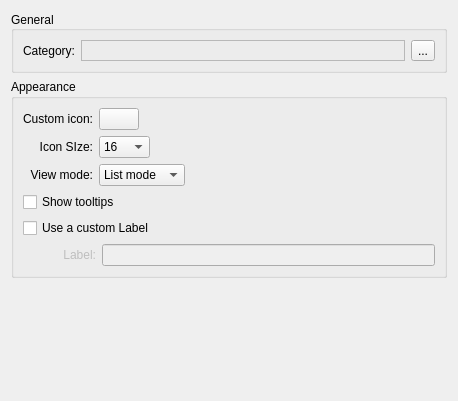
First picture: the form in quickstarter/quickstarterConfig.ui, repository lucianolev/quicksomething, before the edit.
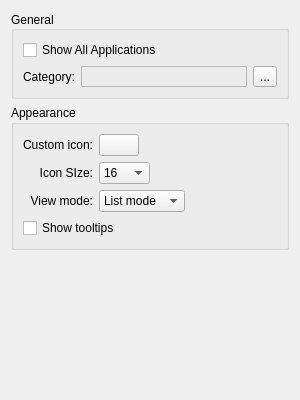
Second picture: the form after the edit. Custom widgets are drawn as their Qt base class.

Commit message: "Show All Applications" option and some work on tooltips, but doesn't work yet.

What changed in the file:
```diff
--- a/quickstarter/quickstarterConfig.ui
+++ b/quickstarter/quickstarterConfig.ui
@@ -5,8 +5,8 @@
    <rect>
     <x>0</x>
     <y>0</y>
-    <width>458</width>
-    <height>401</height>
+    <width>300</width>
+    <height>400</height>
    </rect>
   </property>
   <property name="windowTitle" >
@@ -23,15 +23,22 @@
      </property>
      <layout class="QVBoxLayout" name="verticalLayout" >
       <item>
-       <layout class="QFormLayout" name="formLayout_2" >
-        <property name="labelAlignment" >
-         <set>Qt::AlignRight|Qt::AlignTrailing|Qt::AlignVCenter</set>
+       <widget class="QCheckBox" name="showAll" >
+        <property name="text" >
+         <string>Show All Applications</string>
         </property>
-        <property name="formAlignment" >
-         <set>Qt::AlignLeading|Qt::AlignLeft|Qt::AlignTop</set>
-        </property>
-        <item row="0" column="0" >
+       </widget>
+      </item>
+      <item>
+       <layout class="QHBoxLayout" name="horizontalLayout" >
+        <item>
          <widget class="QLabel" name="selectLabel" >
+          <property name="sizePolicy" >
+           <sizepolicy vsizetype="Preferred" hsizetype="Fixed" >
+            <horstretch>0</horstretch>
+            <verstretch>0</verstretch>
+           </sizepolicy>
+          </property>
           <property name="text" >
            <string>Category:</string>
           </property>
@@ -40,16 +47,8 @@
           </property>
          </widget>
         </item>
-        <item row="0" column="1" >
-         <layout class="QHBoxLayout" name="horizontalLayout" >
           <item>
            <widget class="QLabel" name="categoryLabel" >
-            <property name="sizePolicy" >
-             <sizepolicy vsizetype="Preferred" hsizetype="Preferred" >
-              <horstretch>0</horstretch>
-              <verstretch>1</verstretch>
-             </sizepolicy>
-            </property>
             <property name="frameShape" >
              <enum>QFrame::StyledPanel</enum>
             </property>
@@ -68,8 +67,6 @@
          </layout>
         </item>
        </layout>
-      </item>
-     </layout>
     </widget>
    </item>
    <item>
@@ -207,59 +204,6 @@
         </property>
        </widget>
       </item>
-      <item>
-       <widget class="QCheckBox" name="customLabelBox" >
-        <property name="text" >
-         <string>Use a custom Label</string>
-        </property>
-       </widget>
-      </item>
-      <item>
-       <layout class="QHBoxLayout" name="horizontalLayout_3" >
-        <item>
-         <spacer name="horizontalSpacer_5" >
-          <property name="orientation" >
-           <enum>Qt::Horizontal</enum>
-          </property>
-          <property name="sizeHint" stdset="0" >
-           <size>
-            <width>40</width>
-            <height>20</height>
-           </size>
-          </property>
-         </spacer>
-        </item>
-        <item>
-         <widget class="QLabel" name="customLabel" >
-          <property name="enabled" >
-           <bool>false</bool>
-          </property>
-          <property name="text" >
-           <string>Label:</string>
-          </property>
-          <property name="alignment" >
-           <set>Qt::AlignRight|Qt::AlignTrailing|Qt::AlignVCenter</set>
-          </property>
-          <property name="buddy" >
-           <cstring>customLabelEdit</cstring>
-          </property>
-         </widget>
-        </item>
-        <item>
-         <widget class="QLineEdit" name="customLabelEdit" >
-          <property name="enabled" >
-           <bool>false</bool>
-          </property>
-          <property name="sizePolicy" >
-           <sizepolicy vsizetype="Fixed" hsizetype="Expanding" >
-            <horstretch>1</horstretch>
-            <verstretch>0</verstretch>
-           </sizepolicy>
-          </property>
-         </widget>
-        </item>
-       </layout>
-      </item>
      </layout>
     </widget>
    </item>
@@ -271,7 +215,7 @@
      <property name="sizeHint" stdset="0" >
       <size>
        <width>20</width>
-       <height>78</height>
+       <height>107</height>
       </size>
      </property>
     </spacer>
```
Lines whose indentation alone changed are shown as unchanged. The commit also changes 4 other files.
